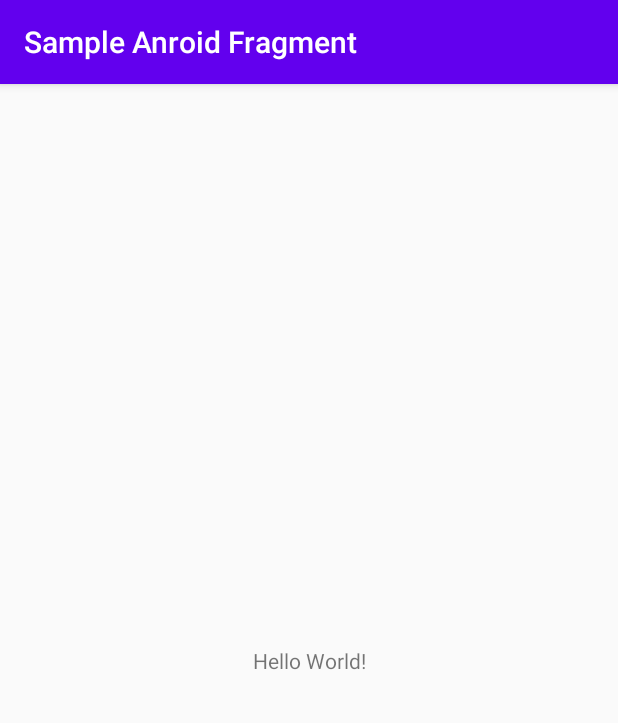
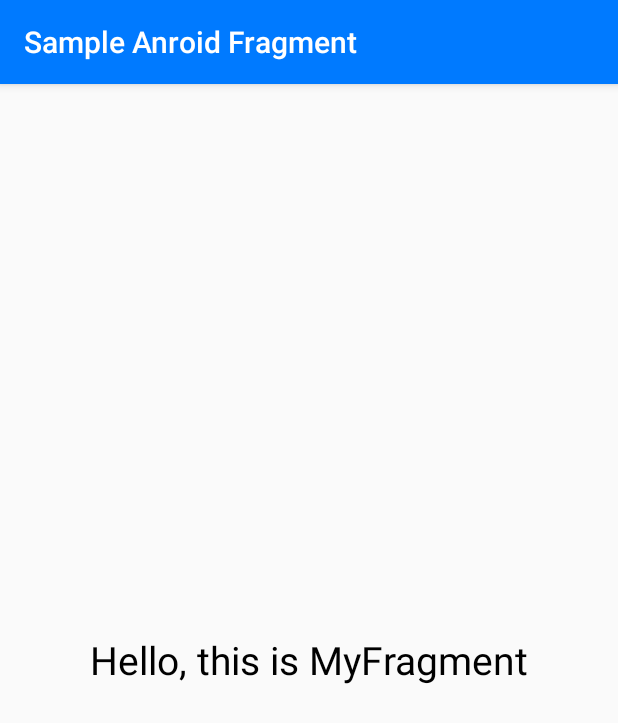
Before and after one commit to Morteza-QN/sample-android-fragment, an Android app: the screen it shows after launch (MainActivity), on a phone screen of 412 x 824 dp. Shown: the top 723 px of the screen. Run offline under Robolectric (Android 15) with nearby library versions, the phone set to English and light mode, and no system bars.

Commit message:
create MyFragment

```diff
--- /dev/null
+++ b/app/src/main/java/com/example/sampleanroidfragment/MyFragment.java
@@ -0,0 +1,21 @@
+package com.example.sampleanroidfragment;
+
+import android.os.Bundle;
+import android.view.LayoutInflater;
+import android.view.View;
+import android.view.ViewGroup;
+import android.widget.LinearLayout;
+
+import androidx.annotation.NonNull;
+import androidx.annotation.Nullable;
+import androidx.fragment.app.Fragment;
+
+public class MyFragment extends Fragment {
+    @Nullable
+    @Override
+    public View onCreateView(@NonNull LayoutInflater inflater, @Nullable ViewGroup container, @Nullable Bundle savedInstanceState) {
+
+        View fragmentView = inflater.inflate(R.layout.fragment_my_fragment,container,false);
+        return fragmentView;
+    }
+}
--- a/app/src/main/res/layout/activity_main.xml
+++ b/app/src/main/res/layout/activity_main.xml
@@ -7,13 +7,11 @@
     android:layout_height="match_parent"
     tools:context=".MainActivity">
 
-    <TextView
-        android:layout_width="wrap_content"
-        android:layout_height="wrap_content"
-        android:text="Hello World!"
-        app:layout_constraintBottom_toBottomOf="parent"
-        app:layout_constraintLeft_toLeftOf="parent"
-        app:layout_constraintRight_toRightOf="parent"
-        app:layout_constraintTop_toTopOf="parent" />
-
+    <fragment
+        android:id="@+id/fragment"
+        android:name="com.example.sampleanroidfragment.MyFragment"
+        android:layout_width="match_parent"
+        android:layout_height="match_parent"
+        tools:layout_editor_absoluteX="220dp"
+        tools:layout_editor_absoluteY="330dp" />
 </androidx.constraintlayout.widget.ConstraintLayout>
--- /dev/null
+++ b/app/src/main/res/layout/fragment_my_fragment.xml
@@ -0,0 +1,18 @@
+<?xml version="1.0" encoding="utf-8"?>
+<FrameLayout
+    xmlns:android="http://schemas.android.com/apk/res/android"
+    xmlns:app="http://schemas.android.com/apk/res-auto"
+    xmlns:tools="http://schemas.android.com/tools"
+    android:layout_width="match_parent"
+    android:layout_height="match_parent">
+
+    <TextView
+        android:layout_gravity="center"
+        android:textColor="@android:color/black"
+        android:id="@+id/textView"
+        android:layout_width="wrap_content"
+        android:layout_height="wrap_content"
+        android:text="@string/hello_myfragment"
+        android:textSize="26sp"
+         />
+</FrameLayout>
--- a/app/src/main/res/values/colors.xml
+++ b/app/src/main/res/values/colors.xml
@@ -1,6 +1,10 @@
 <?xml version="1.0" encoding="utf-8"?>
 <resources>
-    <color name="colorPrimary">#6200EE</color>
-    <color name="colorPrimaryDark">#3700B3</color>
-    <color name="colorAccent">#03DAC5</color>
+    <color name="colorPrimary">#007aff</color>
+    <color name="colorPrimaryDark">#0174F1</color>
+    <color name="colorAccent">#007aff</color>
+
+
+
+
 </resources>
--- a/app/src/main/res/values/strings.xml
+++ b/app/src/main/res/values/strings.xml
@@ -1,3 +1,4 @@
 <resources>
     <string name="app_name">Sample Anroid Fragment</string>
+    <string name="hello_myfragment">Hello, this is MyFragment</string>
 </resources>
```
Also changed, not shown: 1 other file.
